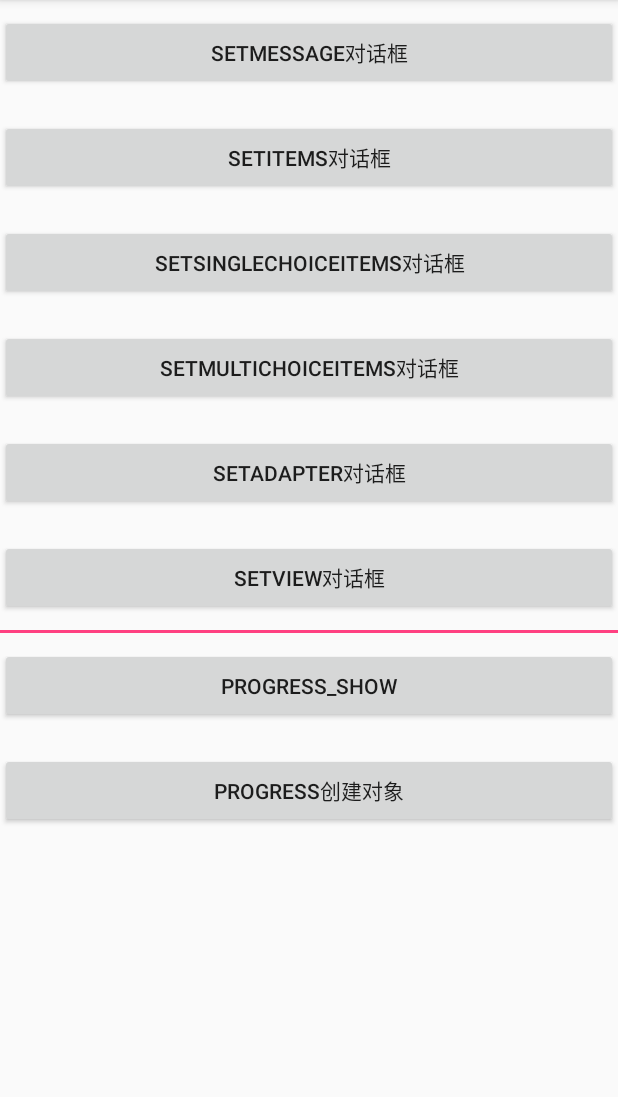
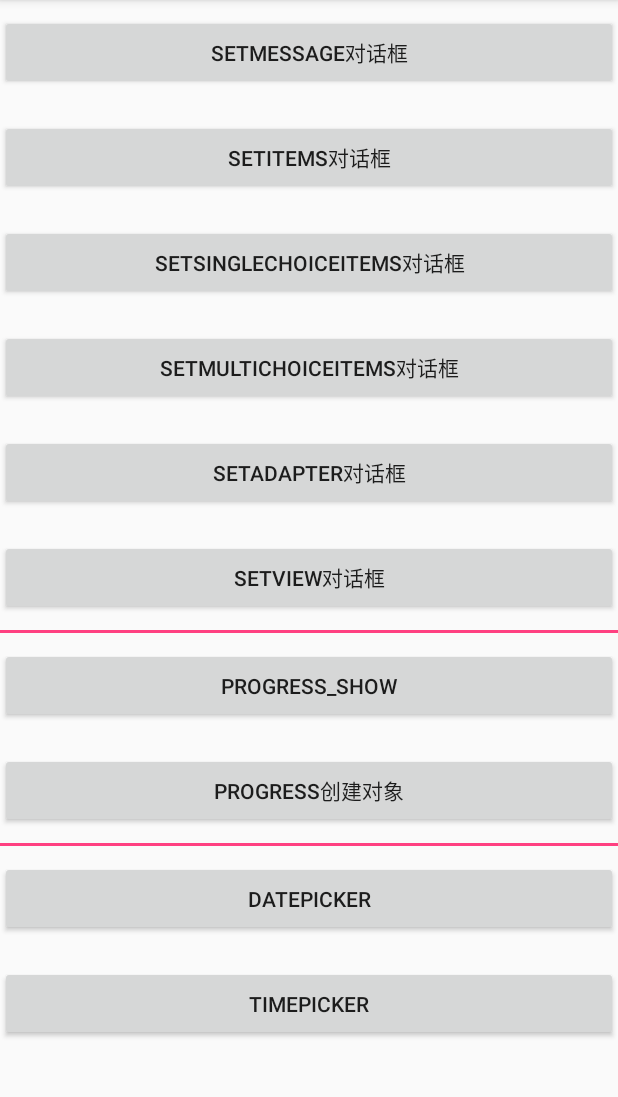
Before and after one commit to chen3441251/DialogDemo, an Android app: the screen it shows after launch (MainActivity), on a phone screen of 412 x 824 dp, the part 84-1181 px from its top. Run offline under Robolectric (Android 15) with nearby library versions, the phone set to English and light mode, and no system bars.

Commit message:
[1]android 常用Dialog

```diff
--- a/app/src/main/java/com/dialog/demo/dialogdemo/MainActivity.java
+++ b/app/src/main/java/com/dialog/demo/dialogdemo/MainActivity.java
@@ -1,6 +1,8 @@
 package com.dialog.demo.dialogdemo;
 
+import android.app.DatePickerDialog;
 import android.app.ProgressDialog;
+import android.app.TimePickerDialog;
 import android.content.DialogInterface;
 import android.os.Bundle;
 import android.os.SystemClock;
@@ -12,21 +14,29 @@ import android.view.View;
 import android.view.ViewGroup;
 import android.widget.ArrayAdapter;
 import android.widget.Button;
+import android.widget.DatePicker;
 import android.widget.EditText;
+import android.widget.TimePicker;
 import android.widget.Toast;
 
 import java.util.ArrayList;
+import java.util.Calendar;
 
 public class MainActivity extends AppCompatActivity implements View.OnClickListener {
 
     private boolean[] mBooleans;
-    private EditText  mEt_name;
-    private EditText  mEt_psd;
+    private EditText mEt_name;
+    private EditText mEt_psd;
 
     @Override
     protected void onCreate(Bundle savedInstanceState) {
         super.onCreate(savedInstanceState);
         setContentView(R.layout.activity_main);
+        initData();
+
+    }
+
+    private void initData() {
         Button btn_message = (Button) findViewById(R.id.btn_message);
         Button btn_items = (Button) findViewById(R.id.btn_items);
         Button btn_singleChoice = (Button) findViewById(R.id.btn_singleChoice);
@@ -35,6 +45,8 @@ public class MainActivity extends AppCompatActivity implements View.OnClickListe
         Button btn_view = (Button) findViewById(R.id.btn_view);
         Button btn_progress_show = (Button) findViewById(R.id.btn_progress_show);
         Button btn_progressdialog = (Button) findViewById(R.id.btn_progressdialog);
+        Button btn_datePicker = (Button) findViewById(R.id.btn_datePickerDialog);
+        Button btn_timePicker = (Button) findViewById(R.id.btn_timePickerDialog);
         btn_message.setOnClickListener(this);
         btn_items.setOnClickListener(this);
         btn_singleChoice.setOnClickListener(this);
@@ -43,7 +55,8 @@ public class MainActivity extends AppCompatActivity implements View.OnClickListe
         btn_view.setOnClickListener(this);
         btn_progress_show.setOnClickListener(this);
         btn_progressdialog.setOnClickListener(this);
-
+        btn_datePicker.setOnClickListener(this);
+        btn_timePicker.setOnClickListener(this);
     }
 
     @Override
@@ -81,23 +94,51 @@ public class MainActivity extends AppCompatActivity implements View.OnClickListe
                 //progressDialog调用show
                 showProgressDialog();
                 break;
+            case R.id.btn_datePickerDialog:
+                showDataPickerDialog();
+                break;
+            case R.id.btn_timePickerDialog:
+                showTimePickerDialog();
+                break;
             default:
                 break;
         }
+    }
+
+    private void showTimePickerDialog() {
+        Calendar calendar = Calendar.getInstance();
+        new TimePickerDialog(this, new TimePickerDialog.OnTimeSetListener() {
+            @Override
+            public void onTimeSet(TimePicker view, int hourOfDay, int minute) {
+                Toast.makeText(getApplicationContext(),"选择了："+hourOfDay+"点"+minute+"分",Toast.LENGTH_LONG).show();
+            }
+        },calendar.get(Calendar.HOUR_OF_DAY),calendar.get(Calendar.MINUTE),true).show();
+    }
+
+    private void showDataPickerDialog() {
+        Calendar calendar = Calendar.getInstance();
+        new DatePickerDialog(this, new DatePickerDialog.OnDateSetListener() {
+            @Override
+            public void onDateSet(DatePicker datePicker, int i, int i1, int i2) {
+                Toast.makeText(getApplicationContext(),"用户选择了："+i +"年"+(i1+1)+"月"+i2+"日",Toast.LENGTH_LONG).show();
+            }
+        },calendar.get(Calendar.YEAR),calendar.get(Calendar.MONTH),calendar.get(Calendar.DAY_OF_MONTH)).show();
     }
 
     private void showStaticProgressDialog() {
         ProgressDialog.show(this, "我是标题", "我是内容", false, true, new DialogInterface.OnCancelListener() {
             @Override
             public void onCancel(DialogInterface dialog) {
-                Toast.makeText(getApplicationContext(),"ProgressDialog取消了",Toast.LENGTH_LONG).show();
+                Toast.makeText(getApplicationContext(), "ProgressDialog取消了", Toast.LENGTH_LONG).show();
             }
         });
     }
-     int progress=0;
+
+    int progress = 0;
+
     private void showProgressDialog() {
-        progress=0;
-       //创建progressdialog对象
+        progress = 0;
+        //创建progressdialog对象
         final ProgressDialog dialog = new ProgressDialog(this);
         dialog.setTitle("我是progress对象标题");
         dialog.setIcon(getResources().getDrawable(R.mipmap.ic_launcher));
@@ -111,13 +152,13 @@ public class MainActivity extends AppCompatActivity implements View.OnClickListe
         new Thread(new Runnable() {
             @Override
             public void run() {
-                while (progress<100){
-                    progress+=5;
+                while (progress < 100) {
+                    progress += 5;
                     SystemClock.sleep(500);
                     dialog.setProgress(progress);
                 }
-                if(progress>=100){
-                    progress=100;
+                if (progress >= 100) {
+                    progress = 100;
                     dialog.dismiss();
                 }
             }
--- a/app/src/main/res/layout/activity_main.xml
+++ b/app/src/main/res/layout/activity_main.xml
@@ -77,6 +77,23 @@
                 android:layout_height="50dp"
                 android:layout_marginVertical="10dp"
                 android:text="Progress创建对象"/>
+
+            <View
+                android:layout_width="match_parent"
+                android:layout_height="2dp"
+                android:background="@color/colorAccent"/>
+            <Button
+                android:id="@+id/btn_datePickerDialog"
+                android:layout_width="match_parent"
+                android:layout_height="50dp"
+                android:layout_marginVertical="10dp"
+                android:text="Datepicker"/>
+            <Button
+                android:id="@+id/btn_timePickerDialog"
+                android:layout_width="match_parent"
+                android:layout_height="50dp"
+                android:layout_marginVertical="10dp"
+                android:text="Timepicker"/>
         </LinearLayout>
     </ScrollView>
 </LinearLayout>
```
